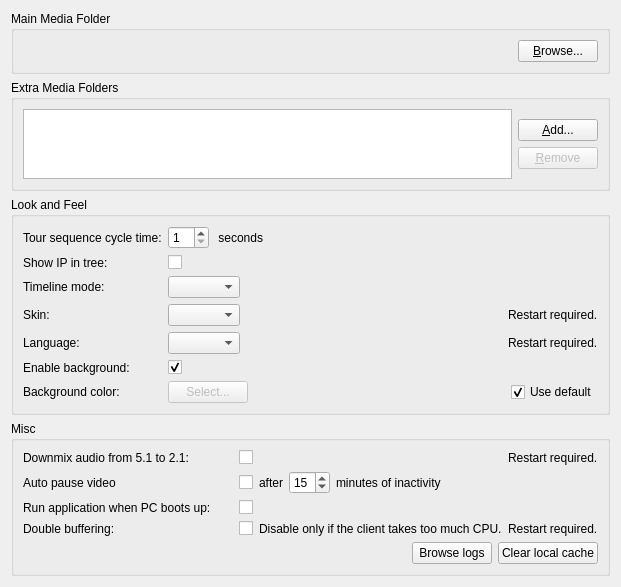
This is client/src/ui/widgets/settings/general_preferences_widget.ui in networkoptix/nx_open as Qt 5 draws it before an edit. The edited form follows.
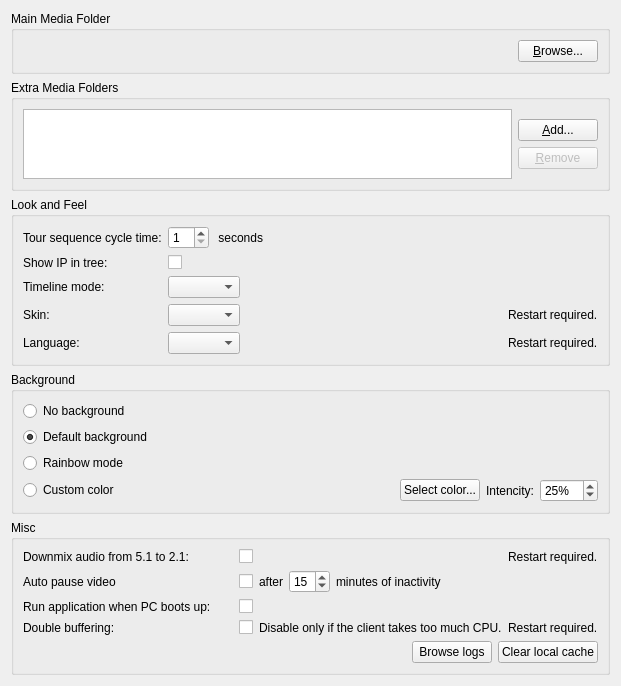
This is the edited form.

Commit message:
(Issue #733) :  Enable/disable gradient circles and change its color
(Issue #4044) :  an ability to enable and disable background in the client

<==== Mercurial data ====>
Branch: master

The edit to the form file:
```diff
--- a/client/src/ui/widgets/settings/general_preferences_widget.ui
+++ b/client/src/ui/widgets/settings/general_preferences_widget.ui
@@ -7,13 +7,13 @@
     <x>0</x>
     <y>0</y>
     <width>580</width>
-    <height>567</height>
+    <height>648</height>
    </rect>
   </property>
   <property name="windowTitle">
    <string/>
   </property>
-  <layout class="QVBoxLayout" name="verticalLayout">
+  <layout class="QVBoxLayout" name="verticalLayout" stretch="0,1,0,0,0">
    <item>
     <widget class="QGroupBox" name="mainMediaFolderGroupBox">
      <property name="sizePolicy">
@@ -283,28 +283,40 @@
         </property>
        </widget>
       </item>
-      <item row="6" column="0">
-       <widget class="QLabel" name="backgroundColorLabel">
+     </layout>
+    </widget>
+   </item>
+   <item>
+    <widget class="QGroupBox" name="backgroundGroupBox">
+     <property name="title">
+      <string>Background</string>
+     </property>
+     <layout class="QVBoxLayout" name="verticalLayout_2">
+      <item>
+       <widget class="QRadioButton" name="backgroundEmptyRadioButton">
         <property name="text">
-         <string>Background color:</string>
+         <string>No background</string>
         </property>
        </widget>
       </item>
-      <item row="5" column="0">
-       <widget class="QLabel" name="backgroundLabel">
+      <item>
+       <widget class="QRadioButton" name="backgroundDefaultRadioButton">
         <property name="text">
-         <string>Enable background:</string>
+         <string>Default background</string>
         </property>
-       </widget>
-      </item>
-      <item row="5" column="1">
-       <widget class="QCheckBox" name="enableBackgroundCheckBox">
         <property name="checked">
          <bool>true</bool>
         </property>
        </widget>
       </item>
-      <item row="6" column="1">
+      <item>
+       <widget class="QRadioButton" name="backgroundRainbowRadioButton">
+        <property name="text">
+         <string>Rainbow mode</string>
+        </property>
+       </widget>
+      </item>
+      <item>
        <widget class="QWidget" name="backgroundColorWidget" native="true">
         <layout class="QHBoxLayout" name="horizontalLayout_12">
          <property name="leftMargin">
@@ -320,12 +332,9 @@
           <number>0</number>
          </property>
          <item>
-          <widget class="QPushButton" name="selectColorButton">
-           <property name="enabled">
-            <bool>false</bool>
-           </property>
+          <widget class="QRadioButton" name="backgroundCustomRadioButton">
            <property name="text">
-            <string>Select...</string>
+            <string>Custom color</string>
            </property>
           </widget>
          </item>
@@ -343,12 +352,32 @@
           </spacer>
          </item>
          <item>
-          <widget class="QCheckBox" name="defaultBackgroundCheckBox">
+          <widget class="QPushButton" name="selectColorButton">
            <property name="text">
-            <string>Use default</string>
+            <string>Select color...</string>
            </property>
-           <property name="checked">
-            <bool>true</bool>
+          </widget>
+         </item>
+         <item>
+          <widget class="QLabel" name="backgroundOpacityLabel">
+           <property name="text">
+            <string>Intencity:</string>
+           </property>
+          </widget>
+         </item>
+         <item>
+          <widget class="QSpinBox" name="backgroundOpacitySpinBox">
+           <property name="suffix">
+            <string>%</string>
+           </property>
+           <property name="minimum">
+            <number>1</number>
+           </property>
+           <property name="maximum">
+            <number>100</number>
+           </property>
+           <property name="value">
+            <number>25</number>
            </property>
           </widget>
          </item>
```
Left out of the diff: 66 changed lines with no effect on the pictures. The commit also changes 14 other files.
